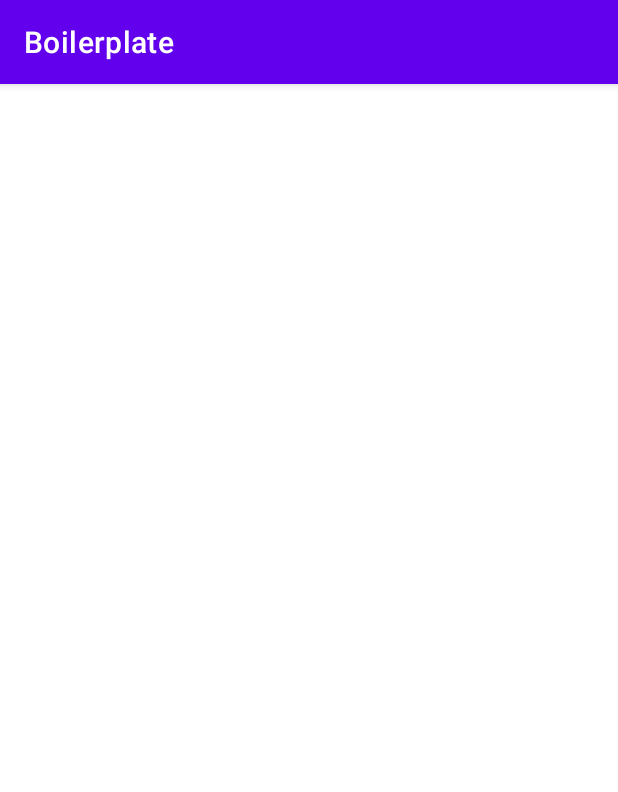
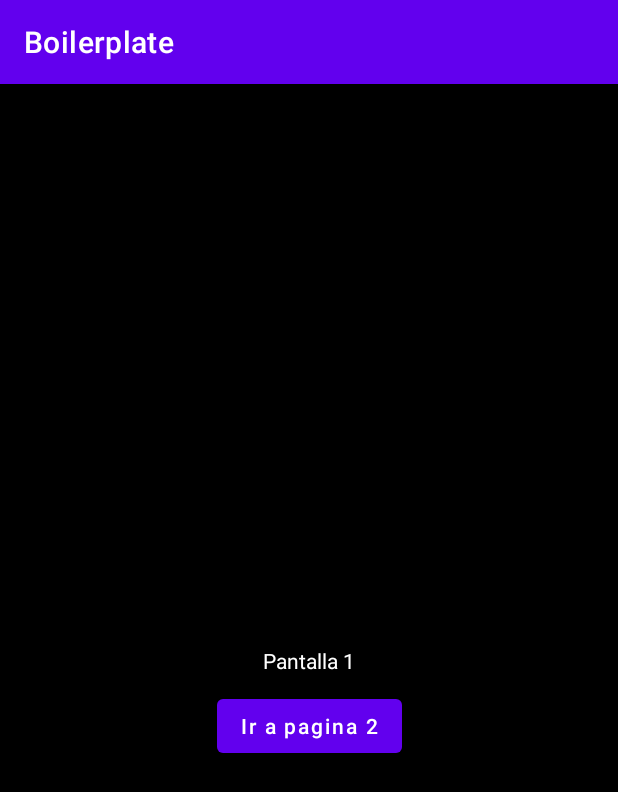
Before and after one commit to irv205/boilerplate-android, an Android app: the screen it shows after launch (MainActivity), on a phone screen of 412 x 824 dp. Shown: the top 792 px of the screen. Run offline under Robolectric (Android 15) with nearby library versions, the phone set to English and light mode, and no system bars; our stand-ins replace Dagger/Hilt's generated code, data binding.

Commit message:
- Add navigation components

```diff
--- a/app/src/main/AndroidManifest.xml
+++ b/app/src/main/AndroidManifest.xml
@@ -24,7 +24,7 @@
             </intent-filter>
         </activity>
         <activity
-            android:name=".presentation.MainActivity"
+            android:name=".presentation.main.MainActivity"
             android:exported="true"/>
 
     </application>
--- a/app/src/main/java/com/irving/boilerplate/presentation/MainActivity.kt
+++ b/app/src/main/java/com/irving/boilerplate/presentation/main/MainActivity.kt
@@ -1,8 +1,7 @@
-package com.irving.boilerplate.presentation
+package com.irving.boilerplate.presentation.main
 
 import androidx.appcompat.app.AppCompatActivity
 import android.os.Bundle
-import com.irving.boilerplate.R
 import com.irving.boilerplate.databinding.ActivityMainBinding
 import dagger.hilt.android.AndroidEntryPoint
 
--- /dev/null
+++ b/app/src/main/java/com/irving/boilerplate/presentation/main/home/HomeFragment.kt
@@ -0,0 +1,35 @@
+package com.irving.boilerplate.presentation.main.home
+
+import android.os.Bundle
+import android.view.LayoutInflater
+import android.view.View
+import android.view.ViewGroup
+import androidx.databinding.DataBindingUtil
+import androidx.fragment.app.Fragment
+import androidx.fragment.app.viewModels
+import androidx.navigation.fragment.findNavController
+import com.irving.boilerplate.R
+import com.irving.boilerplate.databinding.HomeFragmentBinding
+
+class HomeFragment : Fragment() {
+
+    val viewModel by viewModels<HomeViewModel>()
+    private lateinit var binding: HomeFragmentBinding
+    val navController by lazy { findNavController() }
+
+    override fun onCreateView(
+        inflater: LayoutInflater,
+        container: ViewGroup?,
+        savedInstanceState: Bundle?
+    ): View {
+        binding = DataBindingUtil.inflate(inflater, R.layout.home_fragment, container, false)
+        setUpView()
+        return binding.root
+    }
+
+    private fun setUpView(){
+        binding.btnGo.setOnClickListener {
+            navController.navigate(HomeFragmentDirections.actionHomeFragmentToSettingsFragment())
+        }
+    }
+}
--- a/app/src/main/java/com/irving/boilerplate/presentation/splash/SplashActivity.kt
+++ b/app/src/main/java/com/irving/boilerplate/presentation/splash/SplashActivity.kt
@@ -3,11 +3,14 @@ package com.irving.boilerplate.presentation.splash
 import android.content.Intent
 import androidx.appcompat.app.AppCompatActivity
 import android.os.Bundle
-import com.irving.boilerplate.presentation.MainActivity
+import com.irving.boilerplate.presentation.main.MainActivity
+import dagger.hilt.android.AndroidEntryPoint
 
+@AndroidEntryPoint
 class SplashActivity : AppCompatActivity() {
     override fun onCreate(savedInstanceState: Bundle?) {
         super.onCreate(savedInstanceState)
         startActivity(Intent(this, MainActivity::class.java))
+        finish()
     }
 }
--- a/app/src/main/res/layout/activity_main.xml
+++ b/app/src/main/res/layout/activity_main.xml
@@ -4,15 +4,17 @@
     xmlns:tools="http://schemas.android.com/tools"
     android:layout_width="match_parent"
     android:layout_height="match_parent"
-    tools:context=".presentation.MainActivity">
+    tools:context=".presentation.main.MainActivity">
 
-    <TextView
-        android:layout_width="wrap_content"
-        android:layout_height="wrap_content"
-        android:text="Hello World!"
+
+    <fragment
+        android:id="@+id/nav_host_fragment"
+        android:name="androidx.navigation.fragment.NavHostFragment"
+        android:layout_width="match_parent"
+        android:layout_height="0dp"
+        app:layout_constraintTop_toTopOf="parent"
+        app:defaultNavHost="true"
         app:layout_constraintBottom_toBottomOf="parent"
-        app:layout_constraintLeft_toLeftOf="parent"
-        app:layout_constraintRight_toRightOf="parent"
-        app:layout_constraintTop_toTopOf="parent" />
+        app:navGraph="@navigation/nav_home"/>
 
 </androidx.constraintlayout.widget.ConstraintLayout>
--- /dev/null
+++ b/app/src/main/res/layout/home_fragment.xml
@@ -0,0 +1,38 @@
+<?xml version="1.0" encoding="utf-8"?>
+<layout xmlns:android="http://schemas.android.com/apk/res/android"
+    xmlns:tools="http://schemas.android.com/tools"
+    xmlns:app="http://schemas.android.com/apk/res-auto"
+    tools:context=".presentation.main.home.HomeFragment">
+
+    <data></data>
+
+    <androidx.constraintlayout.widget.ConstraintLayout
+        android:layout_width="match_parent"
+        android:layout_height="match_parent"
+        android:background="@color/black">
+
+        <TextView
+            android:id="@+id/tvTitle"
+            android:layout_width="wrap_content"
+            android:layout_height="wrap_content"
+            android:textColor="@color/white"
+            android:text="Pantalla 1"
+            app:layout_constraintTop_toTopOf="parent"
+            app:layout_constraintBottom_toBottomOf="parent"
+            app:layout_constraintStart_toStartOf="parent"
+            app:layout_constraintEnd_toEndOf="parent"/>
+
+        <Button
+            android:id="@+id/btnGo"
+            android:layout_width="wrap_content"
+            android:layout_height="wrap_content"
+            android:text="Ir a pagina 2"
+            android:textAllCaps="false"
+            android:layout_marginTop="10dp"
+            app:layout_constraintTop_toBottomOf="@id/tvTitle"
+            app:layout_constraintStart_toStartOf="parent"
+            app:layout_constraintEnd_toEndOf="parent"/>
+
+    </androidx.constraintlayout.widget.ConstraintLayout>
+
+</layout>
--- /dev/null
+++ b/app/src/main/res/navigation/nav_home.xml
@@ -0,0 +1,21 @@
+<?xml version="1.0" encoding="utf-8"?>
+<navigation xmlns:android="http://schemas.android.com/apk/res/android"
+    xmlns:app="http://schemas.android.com/apk/res-auto"
+    xmlns:tools="http://schemas.android.com/tools"
+    android:id="@+id/nav_home"
+    app:startDestination="@id/homeFragment">
+    <fragment
+        android:id="@+id/homeFragment"
+        android:name="com.irving.boilerplate.presentation.main.home.HomeFragment"
+        android:label="HomeFragment"
+        tools:layout="@layout/home_fragment">
+        <action
+            android:id="@+id/action_homeFragment_to_settingsFragment"
+            app:destination="@id/settingsFragment" />
+    </fragment>
+    <fragment
+        android:id="@+id/settingsFragment"
+        android:name="com.irving.boilerplate.presentation.main.settings.SettingsFragment"
+        android:label="SettingsFragment"
+        tools:layout="@layout/settings_fragment"/>
+</navigation>
--- a/build.gradle
+++ b/build.gradle
@@ -11,6 +11,9 @@ buildscript {
         //Hilt
         classpath 'com.google.dagger:hilt-android-gradle-plugin:2.38.1'
 
+        def nav_version = "2.3.5"
+        classpath "androidx.navigation:navigation-safe-args-gradle-plugin:$nav_version"
+
         // NOTE: Do not place your application dependencies here; they belong
         // in the individual module build.gradle files
     }
```
Also changed, not shown: app/build.gradle (+9 -0 lines), app/src/main/java/com/irving/boilerplate/presentation/MainActivityViewModel.kt (deleted, +0 -12 lines), app/src/main/java/com/irving/boilerplate/presentation/main/home/HomeViewModel.kt (added, +11 -0 lines), app/src/main/java/com/irving/boilerplate/presentation/main/settings/SettingsFragment.kt (added, +24 -0 lines), app/src/main/res/layout/settings_fragment.xml (added, +24 -0 lines), app/gradle/wrapper/gradle-wrapper.properties (added), 5 other files.
